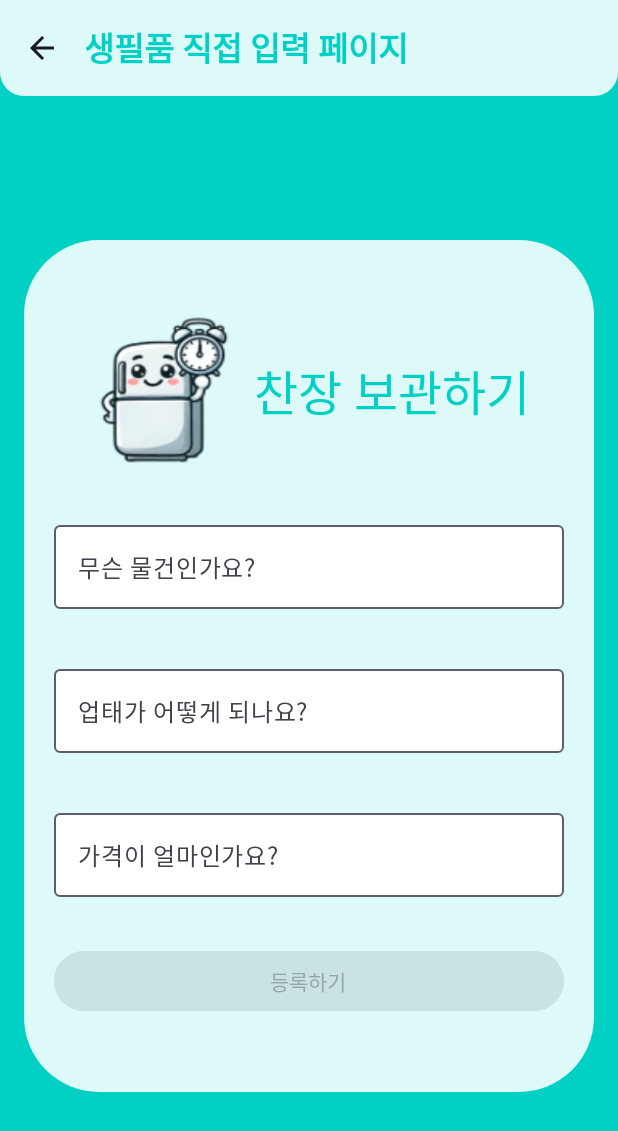
After one commit to choiyukyung/Mobile_App_Myfridge_cyk, an Android app built with Jetpack Compose: the EssentialsRegisterScreen screen opened through its navigation route, on a phone screen of 412 x 824 dp. The commit adds this screen. Shown: the top 1131 px of the screen. Run offline under Robolectric (Android 15) with nearby library versions, the phone set to English and light mode, and no system bars; our stand-ins replace Dagger/Hilt's generated code, Firebase (no records; nobody signed in at launch, a user with empty details on screens opened directly).

Commit message:
Implement Register Essentials and apply design (+set emulator Kr language)

```diff
--- a/app/src/main/java/com/example/mobileappteam6/MainAppComposable.kt
+++ b/app/src/main/java/com/example/mobileappteam6/MainAppComposable.kt
@@ -9,6 +9,7 @@ import androidx.navigation.compose.composable
 import androidx.navigation.compose.rememberNavController
 import com.example.mobileappteam6.feature.auth.signin.SignInScreen
 import com.example.mobileappteam6.feature.auth.signup.SignUpScreen
+import com.example.mobileappteam6.feature.essentials.EssentialsRegisterScreen
 import com.example.mobileappteam6.feature.home.HomeScreen
 import com.google.firebase.auth.FirebaseAuth
 
@@ -30,6 +31,10 @@ fun MainApp() {
             composable(route = "home") {
                 HomeScreen(navController = navController)
             }
+
+            composable(route = "essentialsRegister") {
+                EssentialsRegisterScreen(navController = navController)
+            }
         }
     }
 }
--- /dev/null
+++ b/app/src/main/java/com/example/mobileappteam6/feature/essentials/EssentialsRegisterScreen.kt
@@ -0,0 +1,183 @@
+package com.example.mobileappteam6.feature.essentials
+
+import androidx.compose.foundation.Image
+import androidx.compose.foundation.background
+import androidx.compose.foundation.layout.Arrangement
+import androidx.compose.foundation.layout.Column
+import androidx.compose.foundation.layout.Row
+import androidx.compose.foundation.layout.Spacer
+import androidx.compose.foundation.layout.fillMaxSize
+import androidx.compose.foundation.layout.fillMaxWidth
+import androidx.compose.foundation.layout.padding
+import androidx.compose.foundation.layout.size
+import androidx.compose.foundation.shape.RoundedCornerShape
+import androidx.compose.foundation.text.KeyboardOptions
+import androidx.compose.material.icons.Icons
+import androidx.compose.material.icons.automirrored.filled.ArrowBack
+import androidx.compose.material3.Button
+import androidx.compose.material3.ExperimentalMaterial3Api
+import androidx.compose.material3.Icon
+import androidx.compose.material3.IconButton
+import androidx.compose.material3.MaterialTheme
+import androidx.compose.material3.OutlinedTextField
+import androidx.compose.material3.Scaffold
+import androidx.compose.material3.Text
+import androidx.compose.material3.TextFieldDefaults
+import androidx.compose.material3.TopAppBar
+import androidx.compose.material3.TopAppBarDefaults.topAppBarColors
+import androidx.compose.runtime.Composable
+import androidx.compose.runtime.LaunchedEffect
+import androidx.compose.runtime.getValue
+import androidx.compose.runtime.mutableStateOf
+import androidx.compose.runtime.remember
+import androidx.compose.runtime.setValue
+import androidx.compose.ui.Alignment
+import androidx.compose.ui.Modifier
+import androidx.compose.ui.draw.clip
+import androidx.compose.ui.focus.FocusRequester
+import androidx.compose.ui.focus.focusRequester
+import androidx.compose.ui.graphics.Color
+import androidx.compose.ui.layout.ContentScale
+import androidx.compose.ui.res.painterResource
+import androidx.compose.ui.res.stringResource
+import androidx.compose.ui.text.TextStyle
+import androidx.compose.ui.text.font.FontWeight
+import androidx.compose.ui.text.input.KeyboardType
+import androidx.compose.ui.text.style.TextAlign
+import androidx.compose.ui.unit.dp
+import androidx.compose.ui.unit.sp
+import androidx.hilt.navigation.compose.hiltViewModel
+import androidx.navigation.NavController
+import com.example.mobileappteam6.R
+import com.example.mobileappteam6.ui.theme.MintBlue
+import com.example.mobileappteam6.ui.theme.MintWhite
+import com.google.firebase.auth.FirebaseAuth
+
+@OptIn(ExperimentalMaterial3Api::class)
+@Composable
+fun EssentialsRegisterScreen(navController: NavController) {
+    val currentUser = FirebaseAuth.getInstance().currentUser
+    val userEmail = currentUser?.email ?: ""
+
+    val viewModel: EssentialsViewModel = hiltViewModel()
+    LaunchedEffect(key1 = true) {
+        viewModel.listenForEssentials(userEmail)
+    }
+
+    var what by remember { mutableStateOf("") }
+    var where by remember { mutableStateOf("") }
+    var price by remember { mutableStateOf("") }
+
+    Scaffold(
+        modifier = Modifier.fillMaxSize(),
+        containerColor = MintBlue,
+        topBar = {
+            TopAppBar(
+                modifier = Modifier.clip(
+                    RoundedCornerShape(
+                        bottomStart = 16.dp,
+                        bottomEnd = 16.dp
+                    )
+                ),
+                navigationIcon = {
+                    IconButton(onClick = {  }) {
+                        Icon(Icons.AutoMirrored.Filled.ArrowBack, contentDescription = "Back")
+                    }
+                },
+                colors = topAppBarColors(
+                    containerColor = MintWhite,
+                    titleContentColor = MintBlue
+                ),
+                title = {
+                    Text(
+                        text = "생필품 직접 입력 페이지",
+                        style = MaterialTheme.typography.titleLarge,
+                        fontWeight = FontWeight.Bold
+                    )
+                }
+
+            )
+        }
+    ) {
+        Column(
+            modifier = Modifier
+                .fillMaxSize()
+                .padding(it)
+                .padding(16.dp),
+            verticalArrangement = Arrangement.Center,
+            horizontalAlignment = Alignment.CenterHorizontally
+        ) {
+
+            Column(
+                verticalArrangement = Arrangement.SpaceBetween,
+                horizontalAlignment = Alignment.CenterHorizontally,
+                modifier = Modifier
+                    .background(color = MintWhite, shape = RoundedCornerShape(size = 50.dp))
+                    .padding(start = 20.dp, top = 50.dp, end = 20.dp, bottom = 50.dp)
+            ) {
+
+                Row(
+                    horizontalArrangement = Arrangement.spacedBy(10.dp, Alignment.End),
+                    verticalAlignment = Alignment.CenterVertically,
+                ) {
+                    Image(
+                        painter = painterResource(id = R.drawable.simple),
+                        contentDescription = "image description",
+                        contentScale = ContentScale.FillBounds,
+                        modifier = Modifier.size(100.dp)
+                    )
+                    Text(
+                        text = "찬장 보관하기",
+                        style = TextStyle(
+                            fontSize = 32.sp,
+                            lineHeight = 32.sp,
+                            color = MintBlue,
+                            textAlign = TextAlign.Right,
+                        )
+                    )
+                }
+                Spacer(modifier = Modifier.size(32.dp))
+                OutlinedTextField(
+                    value = what,
+                    onValueChange = { what = it },
+                    modifier = Modifier.fillMaxWidth(),
+                    label = { Text(text = "무슨 물건인가요?") },
+                    colors = TextFieldDefaults.outlinedTextFieldColors(
+                        containerColor = Color.White
+                    )
+                )
+                Spacer(modifier = Modifier.size(32.dp))
+                OutlinedTextField(
+                    value = where,
+                    onValueChange = { where = it },
+                    modifier = Modifier.fillMaxWidth(),
+                    label = { Text(text = "업태가 어떻게 되나요?") },
+                    colors = TextFieldDefaults.outlinedTextFieldColors(
+                        containerColor = Color.White
+                    )
+                )
+                Spacer(modifier = Modifier.size(32.dp))
+                OutlinedTextField(
+                    value = price,
+                    onValueChange = { price = it },
+                    modifier = Modifier.fillMaxWidth(),
+                    label = { Text(text = "가격이 얼마인가요?") },
+                    colors = TextFieldDefaults.outlinedTextFieldColors(
+                        containerColor = Color.White
+                    )
+                )
+                Spacer(modifier = Modifier.size(32.dp))
+                Button(
+                    onClick = { viewModel.addEssentials(userEmail, what, where, price) },
+                    modifier = Modifier.fillMaxWidth(),
+                    enabled = what.isNotEmpty() && where.isNotEmpty() && price.isNotEmpty()
+                ) {
+                    Text(text = stringResource(id = R.string.register))
+                }
+
+
+            }
+
+        }
+    }
+}
--- /dev/null
+++ b/app/src/main/java/com/example/mobileappteam6/feature/essentials/EssentialsViewModel.kt
@@ -0,0 +1,51 @@
+package com.example.mobileappteam6.feature.essentials
+
+import androidx.lifecycle.ViewModel
+import com.example.mobileappteam6.feature.model.Essentials
+import com.google.firebase.Firebase
+import com.google.firebase.database.DataSnapshot
+import com.google.firebase.database.DatabaseError
+import com.google.firebase.database.ValueEventListener
+import com.google.firebase.database.database
+import dagger.hilt.android.lifecycle.HiltViewModel
+import kotlinx.coroutines.flow.MutableStateFlow
+import kotlinx.coroutines.flow.asStateFlow
+import java.util.UUID
+import javax.inject.Inject
+
+@HiltViewModel
+class EssentialsViewModel @Inject constructor() : ViewModel()  {
+
+    private val _essentialsList = MutableStateFlow<List<Essentials>>(emptyList())
+    val essentialsList = _essentialsList.asStateFlow()
+    private val firebaseDatabase = Firebase.database
+
+    fun addEssentials(userEmail: String, what: String, where: String, price: String) {
+        val essentials = Essentials (
+            id = firebaseDatabase.reference.child("essentials").push().key ?: UUID.randomUUID().toString(),
+            userEmail = userEmail,
+            what = what,
+            where = where,
+            price = price
+        )
+        firebaseDatabase.reference.child("essentials").child(essentials.id).setValue(essentials)
+    }
+
+    fun listenForEssentials(userEmail: String) {
+        firebaseDatabase.reference.child("essentials").orderByChild("id")
+            .addValueEventListener(object : ValueEventListener {
+                override fun onDataChange(snapshot: DataSnapshot) {
+                    val list = mutableListOf<Essentials>()
+                    snapshot.children.forEach { data ->
+                        val essentials = data.getValue(Essentials::class.java)
+                        essentials?.let {
+                            list.add(it)
+                        }
+                    }
+                    _essentialsList.value = list
+                }
+
+                override fun onCancelled(error: DatabaseError) {}
+            })
+    }
+}
--- a/app/src/main/java/com/example/mobileappteam6/feature/home/HomeScreen.kt
+++ b/app/src/main/java/com/example/mobileappteam6/feature/home/HomeScreen.kt
@@ -1,13 +1,19 @@
 package com.example.mobileappteam6.feature.home
 
+import androidx.compose.foundation.layout.Arrangement
+import androidx.compose.foundation.layout.Column
+import androidx.compose.foundation.layout.Row
 import androidx.compose.material.icons.Icons
 import androidx.compose.material.icons.automirrored.filled.ExitToApp
+import androidx.compose.material3.Button
+import androidx.compose.material3.ButtonDefaults
 import androidx.compose.material3.Icon
 import androidx.compose.material3.IconButton
 import androidx.compose.material3.Text
 import androidx.compose.runtime.Composable
 import androidx.compose.runtime.LaunchedEffect
 import androidx.compose.runtime.collectAsState
+import androidx.compose.ui.Alignment
 import androidx.compose.ui.graphics.Color
 import androidx.hilt.navigation.compose.hiltViewModel
 import androidx.navigation.NavController
@@ -17,8 +23,8 @@ fun HomeScreen(navController: NavController) {
     val viewModel = hiltViewModel<HomeViewModel>()
     val uiState = viewModel.state.collectAsState()
 
-    LaunchedEffect (key1 = uiState.value){
-        if(uiState.value == SignOutState.LoggedOut) {
+    LaunchedEffect(key1 = uiState.value) {
+        if (uiState.value == SignOutState.LoggedOut) {
             navController.navigate("login") {
                 popUpTo("home") { inclusive = true }
             }
@@ -26,6 +32,10 @@ fun HomeScreen(navController: NavController) {
 
     }
 
+    Column (
+        verticalArrangement = Arrangement.Center,
+        horizontalAlignment = Alignment.CenterHorizontally,
+    ){
         Text(text = "home page")
         IconButton(onClick = { viewModel.signOut() }) {
             Icon(
@@ -34,4 +44,15 @@ fun HomeScreen(navController: NavController) {
                 tint = Color.Gray
             )
         }
+
+        Button(
+            onClick = {
+                navController.navigate("essentialsRegister") {
+                    popUpTo("home") { inclusive = true }
                 }
+            }
+        ) {
+            Text("register essentials")
+        }
+    }
+}
--- /dev/null
+++ b/app/src/main/java/com/example/mobileappteam6/feature/model/Essentials.kt
@@ -0,0 +1,9 @@
+package com.example.mobileappteam6.feature.model
+
+data class Essentials(
+    val id: String = "",
+    val userEmail: String = "",
+    val what: String = "",
+    val where: String = "",
+    val price: String = ""
+)
--- a/app/src/main/res/values/strings.xml
+++ b/app/src/main/res/values/strings.xml
@@ -4,4 +4,5 @@
     <string name="signintext">Don\'t have an account? Sign up!</string>
     <string name="signup">회원가입</string>
     <string name="signuptext">Already have an account? Sign in!</string>
+    <string name="register">등록하기</string>
 </resources>
```
Lines whose indentation alone changed are shown as unchanged.
